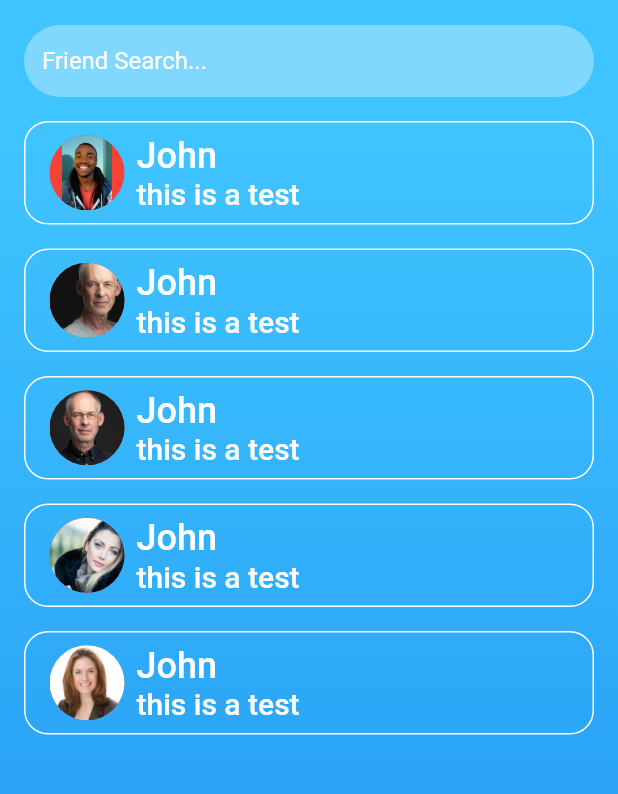
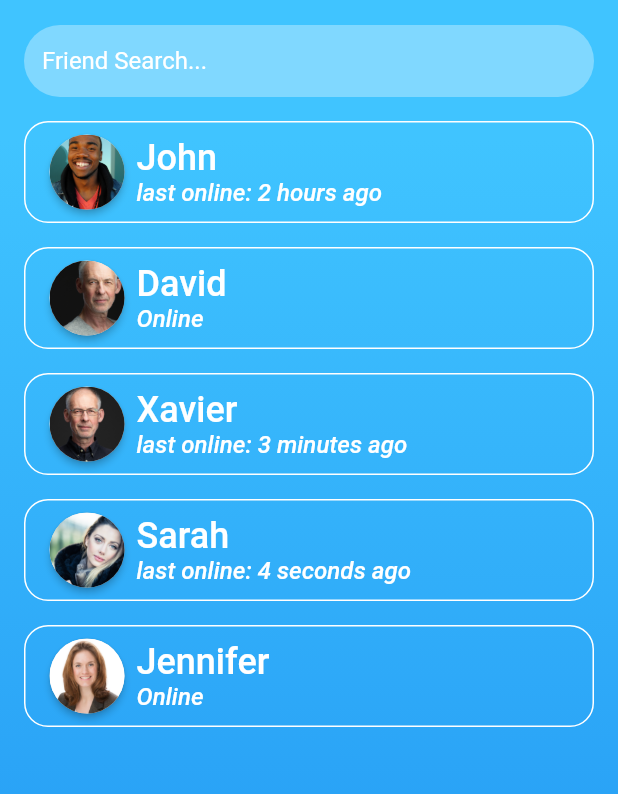
Before and after one commit to hondarider29/SoundByte, a Flutter app: the FriendScreen screen opened directly, on a phone screen of 412 x 824 dp, the part 59-853 px from its top. Run offline on Flutter 3.47's test engine with Material 2 defaults, Android fonts, the phone set to English and light mode, and no system bars; our stand-ins replace firebase_auth; accounts and stored records are empty; Roboto replaces fonts that are missing (Montserrat).

Commit message:
Update friendScreen.dart

```diff
--- a/sound_byte/lib/pages/friendScreen.dart
+++ b/sound_byte/lib/pages/friendScreen.dart
@@ -1,9 +1,8 @@
 import 'package:flutter/material.dart';
 import 'package:sound_byte/pages/chatScreen.dart';
 import 'package:sound_byte/services/authentication.dart';
-import 'login_signup_page.dart';
 import 'package:sound_byte/pages/userProfile.dart';
-import 'package:sound_byte/pages/root_page.dart';
+import 'package:sound_byte/pages/friendProfile.dart';
 
 //screen to see all recent chats with friends and access to contact list
 class FriendScreen extends StatefulWidget {
@@ -26,7 +25,6 @@ class _FriendScreenState extends State<FriendScreen> {
     super.initState();
   }
 
-
   @override
   Widget build(BuildContext context) {
     return Scaffold(
@@ -35,17 +33,19 @@ class _FriendScreenState extends State<FriendScreen> {
         backgroundColor: Colors.lightBlueAccent,
         elevation: 0,
         title: Text('Byte Chat'),
+        //title: Text(),
         actions: <Widget>[
           FlatButton(child: Text('Profile',
             style: new TextStyle(fontSize: 17.0, color: Colors.white)),
-          onPressed: () {
+            onPressed: ()
+          {
             Navigator.push(
               context,
               MaterialPageRoute(builder: (context) =>
                 UserProfilePage(
-                  auth: widget.auth,
-                  //userId: ,
-                  //logoutCallback: ,
+                   auth: widget.auth,
+                   userId: widget.userId,
+                   logoutCallback: widget.logoutCallback,
                 )),
             );
           }
@@ -96,15 +96,15 @@ class _FriendScreenState extends State<FriendScreen> {
               //friend list
               //TODO: add real data
               friendButton(
-                  'images/headShot1.jpeg', "John", "this is a test"),
+                  'images/headShot1.jpeg', "John", "last online: 2 hours ago", 1, "Software Engineer"),
               friendButton(
-                  'images/headShot2.jpeg', "John", "this is a test"),
+                  'images/headShot2.jpeg', "David", "Online", 2 ,"Soccer Player"),
               friendButton(
-                  'images/headShot3.jpeg', "John", "this is a test"),
+                  'images/headShot3.jpeg', "Xavier", "last online: 3 minutes ago", 3, "Teacher"),
               friendButton(
-                  'images/headShot4.jpeg', "John", "this is a test"),
+                  'images/headShot4.jpeg', "Sarah", "last online: 4 seconds ago", 4, "Nurse"),
               friendButton(
-                  'images/headShot5.png', "John", "this is a test")
+                  'images/headShot5.png', "Jennifer", "Online", 5, "Lawyer")
             ],
           ),
         ),
@@ -113,7 +113,7 @@ class _FriendScreenState extends State<FriendScreen> {
   }
 
   //creates a button displaying all the information about a friend
-  Widget friendButton(String imageName, String name, String subText) {
+  Widget friendButton(String imageName, String name, String subText, int id, String status) {
     double size = 50;
 
     return Column(
@@ -139,15 +139,41 @@ class _FriendScreenState extends State<FriendScreen> {
               children: <Widget>[
                 //image of friend
                 //TODO: add default image if none is set
+
                 Container(
+
+                  child: RaisedButton(
+                    //shape: RoundedRectangleBorder(
+                    //borderRadius: new BorderRadius.circular(18),
+                    shape: new RoundedRectangleBorder(borderRadius: new BorderRadius.circular(30.0)
+                    ),
+
+                      child: Container(
+                        decoration: BoxDecoration(
+                          image: DecorationImage(
+
+                            image: AssetImage(imageName),
+                            fit: BoxFit.cover,
+
+                          ),
+                          borderRadius: BorderRadius.circular(30.0),
+                        ),
+
+                      ),
+                    //),
+                    onPressed: () {
+                      Navigator.push(
+                        context,
+                        MaterialPageRoute(
+                          builder: (context) => FriendProfile(name, imageName, id, status),
+                        ),
+                      );
+                    },
+                    padding: EdgeInsets.all(0),
+                    //child: Image.asset(imageName),
+                  ),
                   width: size,
                   height: size,
-                  decoration: BoxDecoration(
-                    shape: BoxShape.circle,
-                    color: Colors.red,
-                    image: DecorationImage(
-                        fit: BoxFit.fitHeight, image: AssetImage(imageName)),
-                  ),
                 ),
                 SizedBox(width: 8),
                 //name and part of last sent text message
@@ -159,13 +185,16 @@ class _FriendScreenState extends State<FriendScreen> {
                       style: TextStyle(
                         color: Colors.white,
                         fontSize: 24,
+                        fontFamily: 'Montserrat'
                       ),
                     ),
                     Text(
                       subText,
                       style: TextStyle(
                         color: Colors.white,
-                        fontSize: 20,
+                        fontSize: 16,
+                        fontStyle: FontStyle.italic,
+                        fontFamily: 'Montserrat'
                       ),
                     ),
                   ],
@@ -179,191 +208,3 @@ class _FriendScreenState extends State<FriendScreen> {
     );
   }
 }
-// import 'package:flutter/material.dart';
-// import 'package:sound_byte/pages/chatScreen.dart';
-// import 'package:sound_byte/services/authentication.dart';
-// import 'login_signup_page.dart';
-// import 'package:sound_byte/pages/userProfile.dart';
-
-// //screen to see all recent chats with friends and access to contact list
-// class FriendScreen extends StatefulWidget {
-//   @override
-//   FriendScreen({Key key, this.auth, this.userId, this.logoutCallback})
-//       : super(key: key);
-
-//   _FriendScreenState createState() => _FriendScreenState();
-//   final BaseAuth auth;
-//   final VoidCallback logoutCallback;
-//   final String userId;
-// }
-
-// class _FriendScreenState extends State<FriendScreen> {
-//   TextEditingController nameTextController;
-
-//   @override
-//   void initState() {
-//     nameTextController = new TextEditingController();
-//     super.initState();
-//   }
-
-//   signOut() async {
-//     try {
-//       await widget.auth.signOut();
-//       widget.logoutCallback();
-//     } catch (e) {
-//       print(e);
-//     }
-//   }
-
-//   @override
-//   Widget build(BuildContext context) {
-//     return Scaffold(
-//       backgroundColor: Colors.transparent,
-//       appBar: AppBar(
-//         backgroundColor: Colors.lightBlueAccent,
-//         elevation: 0,
-//         title: Text('Byte Chat'),
-//         actions: <Widget>[
-//           FlatButton(child: Text('Logout',
-//             style: new TextStyle(fontSize: 17.0, color: Colors.white)),
-//           onPressed: signOut
-//           )
-//         ],
-//         // back button
-//         leading: IconButton(
-//           icon: Icon(Icons.arrow_back_ios),
-//           onPressed: () {
-//             Navigator.push(
-//               context,
-//               MaterialPageRoute(builder: (context) => LoginSignupPage()),
-//             );
-//           },
-//         ),
-//       ),
-//       //list of all contacts and search
-//       //IDEA: maybe turn into a stream
-//       body: Container(
-//         decoration: BoxDecoration(
-//           gradient: LinearGradient(
-//             begin: Alignment.topCenter,
-//             end: Alignment.bottomCenter,
-//             stops: [0.1, 0.9],
-//             colors: [
-//               Colors.lightBlueAccent,
-//               Colors.blue,
-//             ],
-//           ),
-//         ),
-//         child: Padding(
-//           padding: EdgeInsets.symmetric(horizontal: 16.0),
-//           child: Column(
-//             children: <Widget>[
-//               //friend search bar bar
-//               Container(
-//                 child: TextField(
-//                   onChanged: (String input) {
-//                     //TODO: update the list based on input
-//                   },
-//                   decoration: InputDecoration(
-//                     border: InputBorder.none,
-//                     hintText: 'Friend Search...',
-//                     contentPadding: EdgeInsets.all(12.0),
-//                     hintStyle: TextStyle(
-//                       color: Colors.white,
-//                     ),
-//                   ),
-//                 ),
-//                 decoration: BoxDecoration(
-//                   borderRadius: new BorderRadius.all(new Radius.circular(24.0)),
-//                   color: Color(0x55ffffff),
-//                 ),
-//               ),
-
-//               SizedBox(height: 16),
-
-//               //friend list
-//               //TODO: add real data
-//               friendButton(
-//                   'images/headShot1.jpeg', "John", "this is a test"),
-//               friendButton(
-//                   'images/headShot2.jpeg', "John", "this is a test"),
-//               friendButton(
-//                   'images/headShot3.jpeg', "John", "this is a test"),
-//               friendButton(
-//                   'images/headShot4.jpeg', "John", "this is a test"),
-//               friendButton(
-//                   'images/headShot5.png', "John", "this is a test")
-//             ],
-//           ),
-//         ),
-//       ),
-//     );
-//   }
-
-//   //creates a button displaying all the information about a friend
-//   Widget friendButton(String imageName, String name, String subText) {
-//     double size = 50;
-
-//     return Column(
-//       children: <Widget>[
-//         Container(
-//           padding: EdgeInsets.symmetric(vertical: 8),
-//           decoration: BoxDecoration(
-//               border: Border.all(
-//                   color: Colors.white, style: BorderStyle.solid, width: 1),
-//               borderRadius: BorderRadius.all(Radius.circular(16))),
-//           child: FlatButton(
-//             onPressed: () {
-//               Navigator.push(
-//                 context,
-//                 //TODO: add name to navigator to allow chat screen to load correct conversation
-//                 MaterialPageRoute(
-//                   builder: (context) => ChatScreen(),
-//                 ),
-//               );
-//             },
-//             child: Row(
-//               crossAxisAlignment: CrossAxisAlignment.center,
-//               children: <Widget>[
-//                 //image of friend
-//                 //TODO: add default image if none is set
-//                 Container(
-//                   width: size,
-//                   height: size,
-//                   decoration: BoxDecoration(
-//                     shape: BoxShape.circle,
-//                     color: Colors.red,
-//                     image: DecorationImage(
-//                         fit: BoxFit.fitHeight, image: AssetImage(imageName)),
-//                   ),
-//                 ),
-//                 SizedBox(width: 8),
-//                 //name and part of last sent text message
-//                 Column(
-//                   crossAxisAlignment: CrossAxisAlignment.start,
-//                   children: <Widget>[
-//                     Text(
-//                       name,
-//                       style: TextStyle(
-//                         color: Colors.white,
-//                         fontSize: 24,
-//                       ),
-//                     ),
-//                     Text(
-//                       subText,
-//                       style: TextStyle(
-//                         color: Colors.white,
-//                         fontSize: 20,
-//                       ),
-//                     ),
-//                   ],
-//                 ),
-//               ],
-//             ),
-//           ),
-//         ),
-//         SizedBox(height: 16),
-//       ],
-//     );
-//   }
-// }
```
